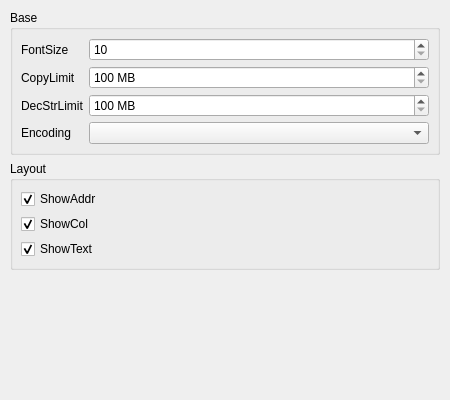
Before: the Qt Designer form src/settings/editorsettingdialog.ui in Wing-summer/WingHexExplorer2, drawn with Qt 5.
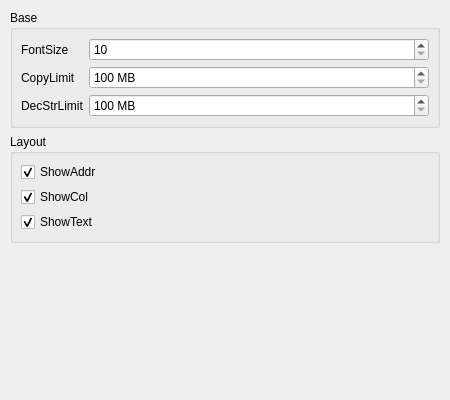
After: the same form once the commit is applied.

What changed in the file:
```diff
--- a/src/settings/editorsettingdialog.ui
+++ b/src/settings/editorsettingdialog.ui
@@ -119,16 +119,6 @@
         </property>
        </widget>
       </item>
-      <item row="3" column="0">
-       <widget class="QLabel" name="label_5">
-        <property name="text">
-         <string>Encoding</string>
-        </property>
-       </widget>
-      </item>
-      <item row="3" column="1">
-       <widget class="QComboBox" name="cbEncodingBox"/>
-      </item>
      </layout>
     </widget>
    </item>
```
